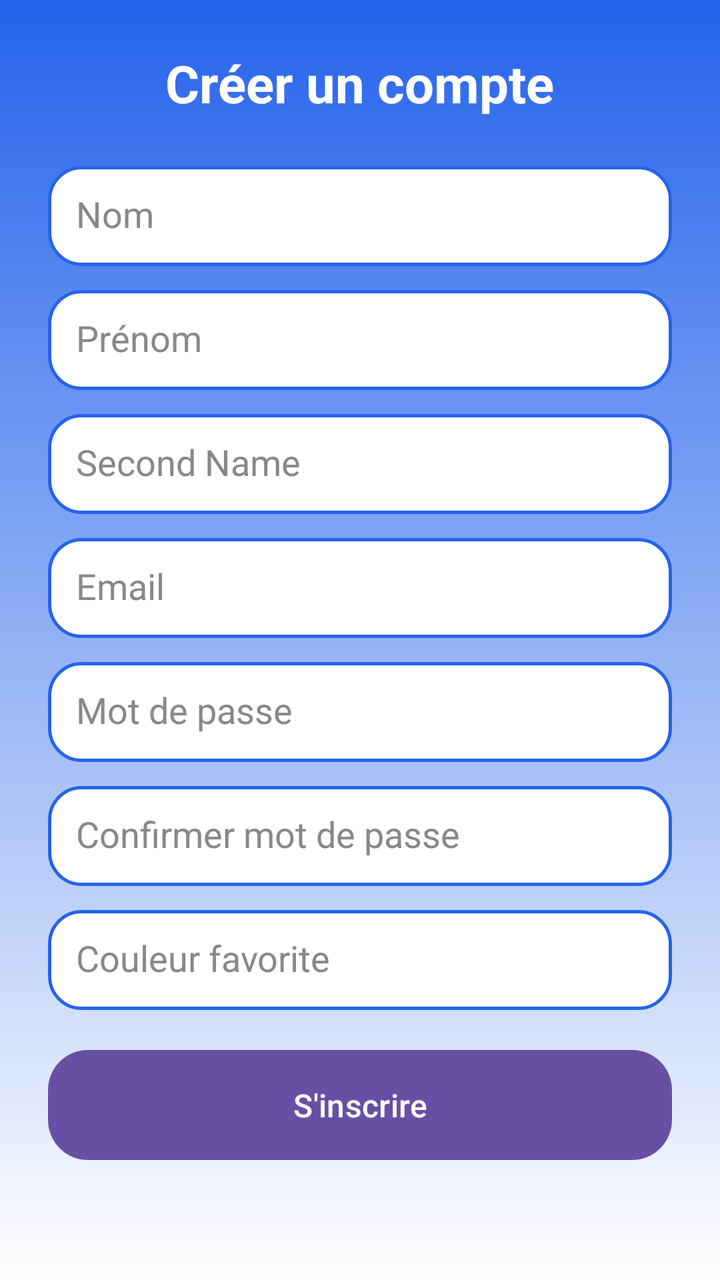
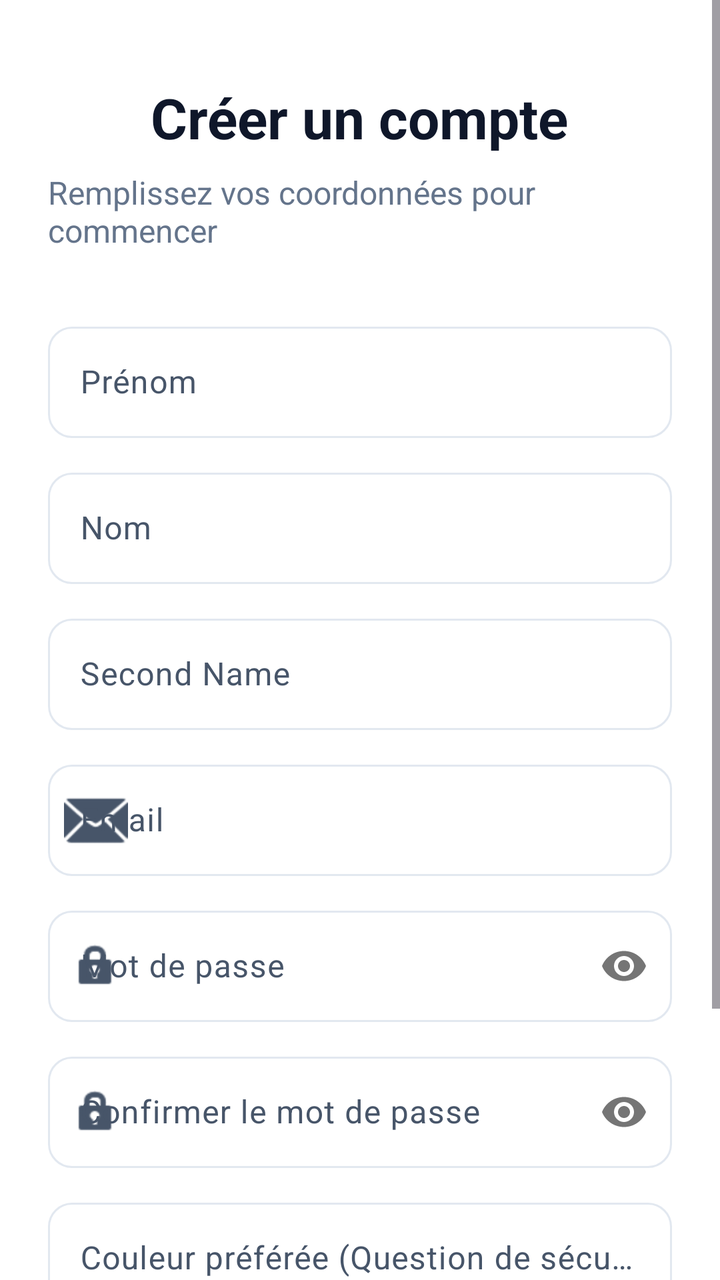

Screens rendered from an Android XML layout before and after an edit, with the pre-edit source and the edit as a unified diff.
<!-- AndroidManifest.xml: application theme Theme.VirtualStore -->
<!-- res/layout/activity_register.xml -->
<?xml version="1.0" encoding="utf-8"?>
<ScrollView xmlns:android="http://schemas.android.com/apk/res/android"
    android:layout_width="match_parent"
    android:layout_height="match_parent"
    android:background="@drawable/background_gradient"
    android:padding="24dp">

    <LinearLayout
        android:orientation="vertical"
        android:gravity="center"
        android:layout_width="match_parent"
        android:layout_height="wrap_content">

        
        <TextView
            android:text="Créer un compte"
            android:textSize="26sp"
            android:textStyle="bold"
            android:textColor="@android:color/white"
            android:layout_marginBottom="24dp"
            android:layout_width="wrap_content"
            android:layout_height="wrap_content"/>

        
        <EditText
            android:id="@+id/lastNameInput"
            android:hint="Nom"
            android:textColor="#000000"
            android:textColorHint="#888888"
            android:background="@drawable/edittext_style"
            android:padding="14dp"
            android:layout_width="match_parent"
            android:layout_height="50dp"
            android:layout_marginBottom="12dp"/>

        
        <EditText
            android:id="@+id/firstNameInput"
            android:hint="Prénom"
            android:textColor="#000000"
            android:textColorHint="#888888"
            android:background="@drawable/edittext_style"
            android:padding="14dp"
            android:layout_width="match_parent"
            android:layout_height="50dp"
            android:layout_marginBottom="12dp"/>

        
        <EditText
            android:id="@+id/secondNameInput"
            android:hint="Second Name"
            android:textColor="#000000"
            android:textColorHint="#888888"
            android:background="@drawable/edittext_style"
            android:padding="14dp"
            android:layout_width="match_parent"
            android:layout_height="50dp"
            android:layout_marginBottom="12dp"/>

        
        <EditText
            android:id="@+id/emailInput"
            android:hint="Email"
            android:inputType="textEmailAddress"
            android:textColor="#000000"
            android:textColorHint="#888888"
            android:background="@drawable/edittext_style"
            android:padding="14dp"
            android:layout_width="match_parent"
            android:layout_height="50dp"
            android:layout_marginBottom="12dp"/>

        
        <EditText
            android:id="@+id/passwordInput"
            android:hint="Mot de passe"
            android:inputType="textPassword"
            android:textColor="#000000"
            android:textColorHint="#888888"
            android:background="@drawable/edittext_style"
            android:padding="14dp"
            android:layout_width="match_parent"
            android:layout_height="50dp"
            android:layout_marginBottom="12dp"/>

        
        <EditText
            android:id="@+id/confirmPasswordInput"
            android:hint="Confirmer mot de passe"
            android:inputType="textPassword"
            android:textColor="#000000"
            android:textColorHint="#888888"
            android:background="@drawable/edittext_style"
            android:padding="14dp"
            android:layout_width="match_parent"
            android:layout_height="50dp"
            android:layout_marginBottom="12dp"/>

        
        <EditText
            android:id="@+id/favoriteColorInput"
            android:hint="Couleur favorite"
            android:textColor="#000000"
            android:textColorHint="#888888"
            android:background="@drawable/edittext_style"
            android:padding="14dp"
            android:layout_width="match_parent"
            android:layout_height="50dp"
            android:layout_marginBottom="20dp"/>

        
        <Button
            android:id="@+id/registerButton"
            android:text="S'inscrire"
            android:textAllCaps="false"
            android:textSize="16sp"
            android:textColor="@android:color/white"
            android:background="@drawable/button_blue"
            android:layout_width="match_parent"
            android:layout_height="55dp"/>

    </LinearLayout>
</ScrollView>
<!-- resources referenced by this layout -->
<resources>
  <!-- drawable background_gradient (drawable) -->
  <?xml version="1.0" encoding="utf-8"?>
  <shape xmlns:android="http://schemas.android.com/apk/res/android">
      <gradient
          android:startColor="@color/blue_primary"
          android:endColor="@color/white"
          android:angle="270"/>
  </shape>
  <!-- drawable button_blue (drawable) -->
  <?xml version="1.0" encoding="utf-8"?>
  <selector xmlns:android="http://schemas.android.com/apk/res/android">
  
      
      <item android:state_pressed="true">
          <shape>
              <solid android:color="@color/blue_dark"/>
              <corners android:radius="20dp"/>
          </shape>
      </item>
  
      
      <item>
          <shape>
              <solid android:color="@color/blue_primary"/>
              <corners android:radius="20dp"/>
          </shape>
      </item>
  
  </selector>
  <!-- drawable edittext_style (drawable) -->
  <?xml version="1.0" encoding="utf-8"?>
  <shape xmlns:android="http://schemas.android.com/apk/res/android">
  
      
      <solid android:color="@color/white"/>
  
      
      <stroke
          android:width="1.5dp"
          android:color="@color/blue_primary"/>
  
      
      <corners android:radius="16dp"/>
  
      
      <padding
          android:left="16dp"
          android:right="16dp"
          android:top="12dp"
          android:bottom="12dp"/>
  
  </shape>
  <style name="Theme.VirtualStore" parent="Base.Theme.VirtualStore" />
  <color name="blue_primary">#2563EB</color>
  <color name="white">#FFFFFF</color>
  <color name="blue_dark">#1E40AF</color>
  <style name="Base.Theme.VirtualStore" parent="Theme.Material3.DayNight.NoActionBar">
          
          
      </style>
</resources>

<!-- the commit's change to res/layout/activity_register.xml (unified diff, before → after) -->
@@ -1,123 +1,199 @@
 <?xml version="1.0" encoding="utf-8"?>
 <ScrollView xmlns:android="http://schemas.android.com/apk/res/android"
+    xmlns:app="http://schemas.android.com/apk/res-auto"
     android:layout_width="match_parent"
     android:layout_height="match_parent"
-    android:background="@drawable/background_gradient"
-    android:padding="24dp">
+    android:background="@color/background"
+    android:fillViewport="true">
 
     <LinearLayout
+        android:layout_width="match_parent"
+        android:layout_height="wrap_content"
+        android:gravity="center_horizontal"
         android:orientation="vertical"
-        android:gravity="center"
-        android:layout_width="match_parent"
-        android:layout_height="wrap_content">
+        android:padding="24dp">
 
-        
         <TextView
+            android:layout_width="wrap_content"
+            android:layout_height="wrap_content"
+            android:layout_marginTop="16dp"
+            android:layout_marginBottom="8dp"
             android:text="Créer un compte"
-            android:textSize="26sp"
-            android:textStyle="bold"
-            android:textColor="@android:color/white"
+            android:textColor="@color/onBackground"
+            android:textSize="28sp"
+            android:textStyle="bold" />
+
+        <TextView
+            android:layout_width="wrap_content"
+            android:layout_height="wrap_content"
+            android:layout_marginBottom="32dp"
+            android:text="Remplissez vos coordonnées pour commencer"
+            android:textColor="@color/secondary"
+            android:textSize="16sp" />
+
+        <com.google.android.material.textfield.TextInputLayout
+            style="@style/Widget.Material3.TextInputLayout.OutlinedBox"
+            android:layout_width="match_parent"
+            android:layout_height="wrap_content"
+            android:layout_marginBottom="12dp"
+            android:hint="Prénom"
+            app:boxCornerRadiusBottomEnd="12dp"
+            app:boxCornerRadiusBottomStart="12dp"
+            app:boxCornerRadiusTopEnd="12dp"
+            app:boxCornerRadiusTopStart="12dp">
+
+            <com.google.android.material.textfield.TextInputEditText
+                android:id="@+id/firstNameInput"
+                android:layout_width="match_parent"
+                android:layout_height="wrap_content"
+                android:inputType="textPersonName" />
+        </com.google.android.material.textfield.TextInputLayout>
+
+        <com.google.android.material.textfield.TextInputLayout
+            style="@style/Widget.Material3.TextInputLayout.OutlinedBox"
+            android:layout_width="match_parent"
+            android:layout_height="wrap_content"
+            android:layout_marginBottom="12dp"
+            android:hint="Nom"
+            app:boxCornerRadiusBottomEnd="12dp"
+            app:boxCornerRadiusBottomStart="12dp"
+            app:boxCornerRadiusTopEnd="12dp"
+            app:boxCornerRadiusTopStart="12dp">
+
+            <com.google.android.material.textfield.TextInputEditText
+                android:id="@+id/lastNameInput"
+                android:layout_width="match_parent"
+                android:layout_height="wrap_content"
+                android:inputType="textPersonName" />
+        </com.google.android.material.textfield.TextInputLayout>
+
+        <com.google.android.material.textfield.TextInputLayout
+            style="@style/Widget.Material3.TextInputLayout.OutlinedBox"
+            android:layout_width="match_parent"
+            android:layout_height="wrap_content"
+            android:layout_marginBottom="12dp"
+            android:hint="Second Name"
+            app:boxCornerRadiusBottomEnd="12dp"
+            app:boxCornerRadiusBottomStart="12dp"
+            app:boxCornerRadiusTopEnd="12dp"
+            app:boxCornerRadiusTopStart="12dp">
+
+            <com.google.android.material.textfield.TextInputEditText
+                android:id="@+id/secondNameInput"
+                android:layout_width="match_parent"
+                android:layout_height="wrap_content"
+                android:inputType="textPersonName" />
+        </com.google.android.material.textfield.TextInputLayout>
+
+
+
+        <com.google.android.material.textfield.TextInputLayout
+            style="@style/Widget.Material3.TextInputLayout.OutlinedBox"
+            android:layout_width="match_parent"
+            android:layout_height="wrap_content"
+            android:layout_marginBottom="12dp"
+            android:hint="Email"
+            app:boxCornerRadiusBottomEnd="12dp"
+            app:boxCornerRadiusBottomStart="12dp"
+            app:boxCornerRadiusTopEnd="12dp"
+            app:boxCornerRadiusTopStart="12dp"
+            app:startIconDrawable="@android:drawable/ic_dialog_email">
+
+            <com.google.android.material.textfield.TextInputEditText
+                android:id="@+id/emailInput"
+                android:layout_width="match_parent"
+                android:layout_height="wrap_content"
+                android:inputType="textEmailAddress" />
+        </com.google.android.material.textfield.TextInputLayout>
+
+        <com.google.android.material.textfield.TextInputLayout
+            style="@style/Widget.Material3.TextInputLayout.OutlinedBox"
+            android:layout_width="match_parent"
+            android:layout_height="wrap_content"
+            android:layout_marginBottom="12dp"
+            android:hint="Mot de passe"
+            app:boxCornerRadiusBottomEnd="12dp"
+            app:boxCornerRadiusBottomStart="12dp"
+            app:boxCornerRadiusTopEnd="12dp"
+            app:boxCornerRadiusTopStart="12dp"
+            app:passwordToggleEnabled="true"
+            app:startIconDrawable="@android:drawable/ic_lock_idle_lock">
+
+            <com.google.android.material.textfield.TextInputEditText
+                android:id="@+id/passwordInput"
+                android:layout_width="match_parent"
+                android:layout_height="wrap_content"
+                android:inputType="textPassword" />
+        </com.google.android.material.textfield.TextInputLayout>
+
+        <com.google.android.material.textfield.TextInputLayout
+            style="@style/Widget.Material3.TextInputLayout.OutlinedBox"
+            android:layout_width="match_parent"
+            android:layout_height="wrap_content"
+            android:layout_marginBottom="12dp"
+            android:hint="Confirmer le mot de passe"
+            app:boxCornerRadiusBottomEnd="12dp"
+            app:boxCornerRadiusBottomStart="12dp"
+            app:boxCornerRadiusTopEnd="12dp"
+            app:boxCornerRadiusTopStart="12dp"
+            app:passwordToggleEnabled="true"
+            app:startIconDrawable="@android:drawable/ic_lock_idle_lock">
+
+            <com.google.android.material.textfield.TextInputEditText
+                android:id="@+id/confirmPasswordInput"
+                android:layout_width="match_parent"
+                android:layout_height="wrap_content"
+                android:inputType="textPassword" />
+        </com.google.android.material.textfield.TextInputLayout>
+
+        <com.google.android.material.textfield.TextInputLayout
+            style="@style/Widget.Material3.TextInputLayout.OutlinedBox"
+            android:layout_width="match_parent"
+            android:layout_height="wrap_content"
             android:layout_marginBottom="24dp"
-            android:layout_width="wrap_content"
-            android:layout_height="wrap_content"/>
+            android:hint="Couleur préférée (Question de sécurité)"
+            app:boxCornerRadiusBottomEnd="12dp"
+            app:boxCornerRadiusBottomStart="12dp"
+            app:boxCornerRadiusTopEnd="12dp"
+            app:boxCornerRadiusTopStart="12dp">
 
-        
-        <EditText
-            android:id="@+id/lastNameInput"
-            android:hint="Nom"
-            android:textColor="#000000"
-            android:textColorHint="#888888"
-            android:background="@drawable/edittext_style"
-            android:padding="14dp"
-            android:layout_width="match_parent"
-            android:layout_height="50dp"
-            android:layout_marginBottom="12dp"/>
+            <com.google.android.material.textfield.TextInputEditText
+                android:id="@+id/favoriteColorInput"
+                android:layout_width="match_parent"
+                android:layout_height="wrap_content"
+                android:inputType="text" />
+        </com.google.android.material.textfield.TextInputLayout>
 
-        
-        <EditText
-            android:id="@+id/firstNameInput"
-            android:hint="Prénom"
-            android:textColor="#000000"
-            android:textColorHint="#888888"
-            android:background="@drawable/edittext_style"
-            android:padding="14dp"
-            android:layout_width="match_parent"
-            android:layout_height="50dp"
-            android:layout_marginBottom="12dp"/>
-
-        
-        <EditText
-            android:id="@+id/secondNameInput"
-            android:hint="Second Name"
-            android:textColor="#000000"
-            android:textColorHint="#888888"
-            android:background="@drawable/edittext_style"
-            android:padding="14dp"
-            android:layout_width="match_parent"
-            android:layout_height="50dp"
-            android:layout_marginBottom="12dp"/>
-
-        
-        <EditText
-            android:id="@+id/emailInput"
-            android:hint="Email"
-            android:inputType="textEmailAddress"
-            android:textColor="#000000"
-            android:textColorHint="#888888"
-            android:background="@drawable/edittext_style"
-            android:padding="14dp"
-            android:layout_width="match_parent"
-            android:layout_height="50dp"
-            android:layout_marginBottom="12dp"/>
-
-        
-        <EditText
-            android:id="@+id/passwordInput"
-            android:hint="Mot de passe"
-            android:inputType="textPassword"
-            android:textColor="#000000"
-            android:textColorHint="#888888"
-            android:background="@drawable/edittext_style"
-            android:padding="14dp"
-            android:layout_width="match_parent"
-            android:layout_height="50dp"
-            android:layout_marginBottom="12dp"/>
-
-        
-        <EditText
-            android:id="@+id/confirmPasswordInput"
-            android:hint="Confirmer mot de passe"
-            android:inputType="textPassword"
-            android:textColor="#000000"
-            android:textColorHint="#888888"
-            android:background="@drawable/edittext_style"
-            android:padding="14dp"
-            android:layout_width="match_parent"
-            android:layout_height="50dp"
-            android:layout_marginBottom="12dp"/>
-
-        
-        <EditText
-            android:id="@+id/favoriteColorInput"
-            android:hint="Couleur favorite"
-            android:textColor="#000000"
-            android:textColorHint="#888888"
-            android:background="@drawable/edittext_style"
-            android:padding="14dp"
-            android:layout_width="match_parent"
-            android:layout_height="50dp"
-            android:layout_marginBottom="20dp"/>
-
-        
         <Button
             android:id="@+id/registerButton"
-            android:text="S'inscrire"
-            android:textAllCaps="false"
+            style="@style/Widget.Material3.Button"
+            android:layout_width="match_parent"
+            android:layout_height="56dp"
+            android:layout_marginBottom="16dp"
+            android:text="Créer un compte"
             android:textSize="16sp"
-            android:textColor="@android:color/white"
-            android:background="@drawable/button_blue"
-            android:layout_width="match_parent"
-            android:layout_height="55dp"/>
+            app:cornerRadius="12dp" />
+
+        <LinearLayout
+            android:layout_width="wrap_content"
+            android:layout_height="wrap_content"
+            android:orientation="horizontal"
+            android:layout_marginBottom="16dp">
+
+            <TextView
+                android:layout_width="wrap_content"
+                android:layout_height="wrap_content"
+                android:text="Vous avez déjà un compte ? "
+                android:textColor="@color/onSurfaceVariant" />
+
+            <TextView
+                android:id="@+id/loginLink"
+                android:layout_width="wrap_content"
+                android:layout_height="wrap_content"
+                android:text="Se connecter"
+                android:textColor="@color/primary"
+                android:textStyle="bold" />
+        </LinearLayout>
 
     </LinearLayout>
 </ScrollView>
<!-- resource entries referenced after the edit -->
@@ -1,64 +1,61 @@
 <!-- resources referenced by this layout -->
 <resources>
-  <!-- drawable background_gradient (drawable) -->
-  <?xml version="1.0" encoding="utf-8"?>
-  <shape xmlns:android="http://schemas.android.com/apk/res/android">
-      <gradient
-          android:startColor="@color/blue_primary"
-          android:endColor="@color/white"
-          android:angle="270"/>
-  </shape>
-  <!-- drawable button_blue (drawable) -->
-  <?xml version="1.0" encoding="utf-8"?>
-  <selector xmlns:android="http://schemas.android.com/apk/res/android">
-  
-      
-      <item android:state_pressed="true">
-          <shape>
-              <solid android:color="@color/blue_dark"/>
-              <corners android:radius="20dp"/>
-          </shape>
-      </item>
-  
-      
-      <item>
-          <shape>
-              <solid android:color="@color/blue_primary"/>
-              <corners android:radius="20dp"/>
-          </shape>
-      </item>
-  
-  </selector>
-  <!-- drawable edittext_style (drawable) -->
-  <?xml version="1.0" encoding="utf-8"?>
-  <shape xmlns:android="http://schemas.android.com/apk/res/android">
-  
-      
-      <solid android:color="@color/white"/>
-  
-      
-      <stroke
-          android:width="1.5dp"
-          android:color="@color/blue_primary"/>
-  
-      
-      <corners android:radius="16dp"/>
-  
-      
-      <padding
-          android:left="16dp"
-          android:right="16dp"
-          android:top="12dp"
-          android:bottom="12dp"/>
-  
-  </shape>
+  <color name="background">#FFFFFF</color>
+  <color name="onBackground">#0F172A</color>
+  <color name="onSurfaceVariant">#475569</color>
+  <color name="primary">#2563EB</color>
+  <color name="secondary">#64748B</color>
   <style name="Theme.VirtualStore" parent="Base.Theme.VirtualStore" />
-  <color name="blue_primary">#2563EB</color>
-  <color name="white">#FFFFFF</color>
-  <color name="blue_dark">#1E40AF</color>
   <style name="Base.Theme.VirtualStore" parent="Theme.Material3.DayNight.NoActionBar">
           
+          <item name="colorPrimary">@color/primary</item>
+          <item name="colorOnPrimary">@color/onPrimary</item>
+          <item name="colorPrimaryContainer">@color/primaryContainer</item>
+          <item name="colorOnPrimaryContainer">@color/onPrimaryContainer</item>
+  
           
+          <item name="colorSecondary">@color/secondary</item>
+          <item name="colorOnSecondary">@color/onSecondary</item>
+          <item name="colorSecondaryContainer">@color/secondaryContainer</item>
+          <item name="colorOnSecondaryContainer">@color/onSecondaryContainer</item>
+  
+          
+          <item name="android:windowBackground">@color/background</item>
+          <item name="colorSurface">@color/surface</item>
+          <item name="colorOnSurface">@color/onSurface</item>
+          <item name="colorSurfaceVariant">@color/surfaceVariant</item>
+          <item name="colorOnSurfaceVariant">@color/onSurfaceVariant</item>
+  
+          
+          <item name="colorOutline">@color/outline</item>
+          <item name="colorError">@color/error</item>
+          <item name="colorOnError">@color/onError</item>
+  
+          
+          <item name="shapeAppearanceSmallComponent">@style/ShapeAppearance.VirtualStore.Small</item>
+          <item name="shapeAppearanceMediumComponent">@style/ShapeAppearance.VirtualStore.Medium</item>
+          <item name="shapeAppearanceLargeComponent">@style/ShapeAppearance.VirtualStore.Large</item>
+      </style>
+  <color name="onPrimary">#FFFFFF</color>
+  <color name="primaryContainer">#DBEAFE</color>
+  <color name="onPrimaryContainer">#1E40AF</color>
+  <color name="onSecondary">#FFFFFF</color>
+  <color name="secondaryContainer">#F1F5F9</color>
+  <color name="onSecondaryContainer">#1E293B</color>
+  <color name="surface">#FFFFFF</color>
+  <color name="onSurface">#0F172A</color>
+  <color name="surfaceVariant">#F8FAFC</color>
+  <color name="outline">#E2E8F0</color>
+  <color name="error">#EF4444</color>
+  <color name="onError">#FFFFFF</color>
+  <style name="ShapeAppearance.VirtualStore.Small" parent="ShapeAppearance.Material3.SmallComponent">
+          <item name="cornerSize">8dp</item>
+      </style>
+  <style name="ShapeAppearance.VirtualStore.Medium" parent="ShapeAppearance.Material3.MediumComponent">
+          <item name="cornerSize">12dp</item>
+      </style>
+  <style name="ShapeAppearance.VirtualStore.Large" parent="ShapeAppearance.Material3.LargeComponent">
+          <item name="cornerSize">16dp</item>
       </style>
 </resources>
 
